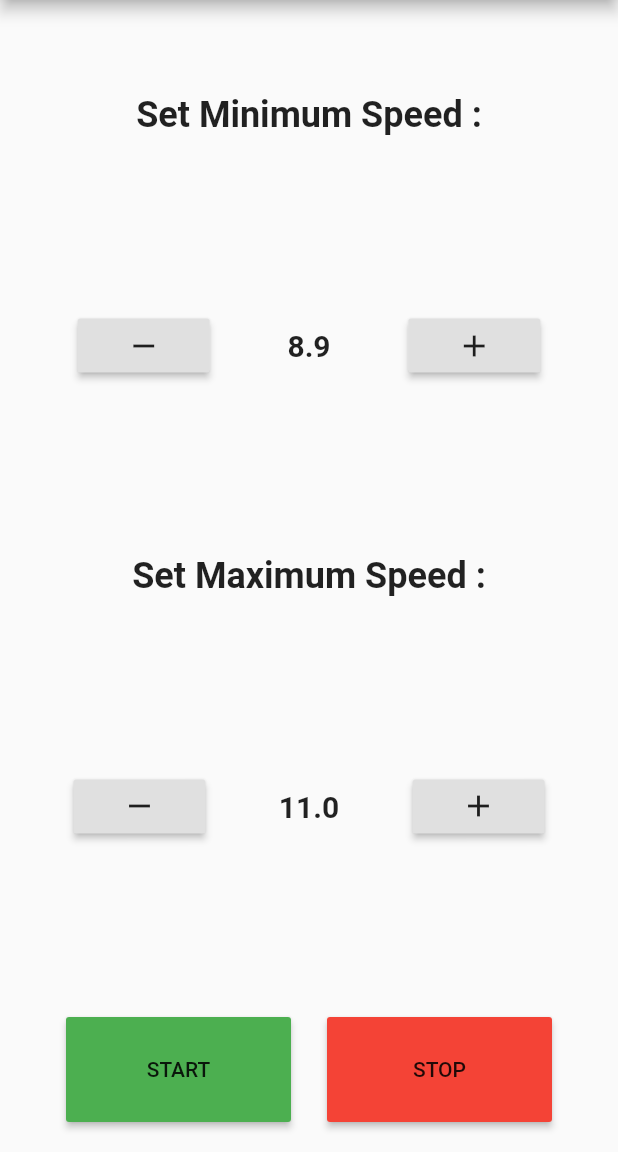
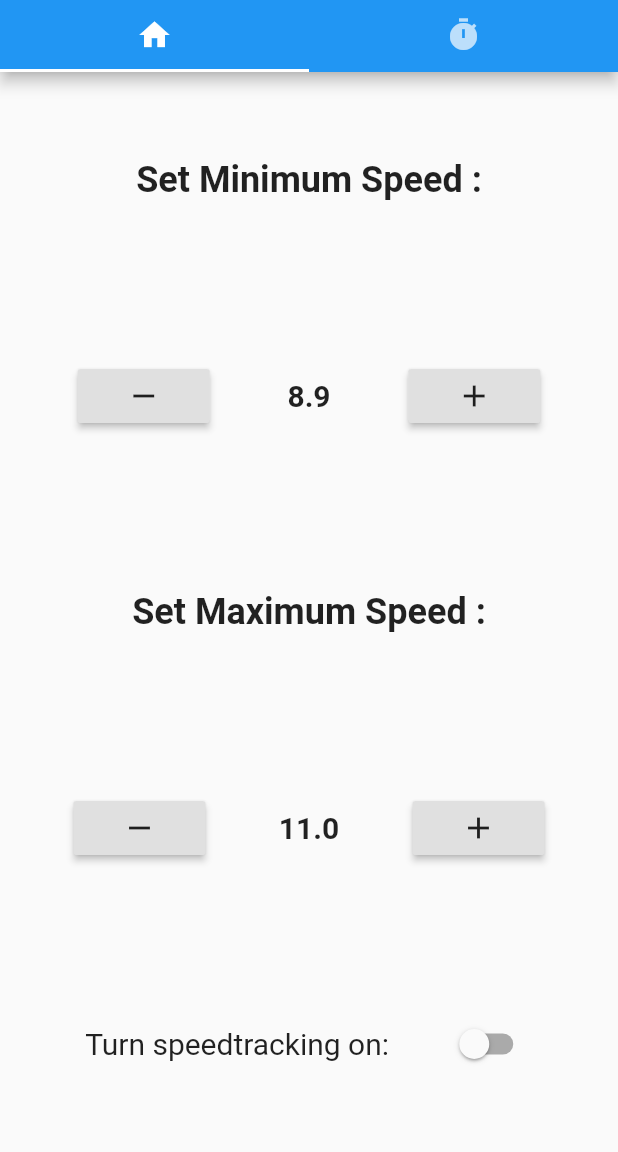
Before and after one commit to Senex001/PaceMaker, a Flutter app: the screen it shows after launch, after a tap on the "remove" icon, on a phone screen of 412 x 824 dp, the part 84-1236 px from its top. Run offline on Flutter 3.47's test engine with Material 2 defaults, Android fonts, the phone set to English and light mode, and no system bars.

Commit message:
Changed Buttons Start and Stop to switch. Added TabBar to show Speed

```diff
--- a/pacemaker/lib/fifth_column.dart
+++ b/pacemaker/lib/fifth_column.dart
@@ -3,33 +3,50 @@ import 'package:flutter/material.dart';
 
 class FifthColumn extends StatefulWidget {
   @override
-  FifthColumnState createState() => FifthColumnState();
+  _FifthColumnState createState() => _FifthColumnState();
 }
 
-class FifthColumnState extends State {
+class _FifthColumnState extends State {
+  bool _tracking = false;
+
   @override
   Widget build(BuildContext context) {
     return new Container(
         padding: EdgeInsets.all(20),
         child: Row(
-      crossAxisAlignment: CrossAxisAlignment.end,
-      mainAxisAlignment: MainAxisAlignment.spaceEvenly,
+          crossAxisAlignment: CrossAxisAlignment.center,
+          mainAxisAlignment: MainAxisAlignment.spaceEvenly,
 
-      children: <Widget>[
-        new StartButton(onPressed: start),
-        new StopButton(onPressed: stop),
-      ],
-    ));
+          children: <Widget>[
+            _buildText(),
+            Switch(value: _tracking, onChanged: trackSpeed)
+          ],
+        ));
   }
 
-  void start() {
-    //todo
+  Widget _buildText() {
+    if (!_tracking) {
+      return new Text(
+        'Turn speedtracking on:',
+        style: TextStyle(fontSize: 20),
+      );
+    } else {
+      return new Text(
+        'Turn speedtracking off:',
+        style: TextStyle(fontSize: 20),
+      );
+    }
   }
-  void stop() {
-    //todo
+
+  void trackSpeed(bool tracker) {
+    setState(() {
+      _tracking = tracker;
+    });
   }
 }
 
+
+/*
 class StartButton extends RaisedButton {
   StartButton({this.onPressed});
 
@@ -66,4 +83,4 @@ class StopButton extends RaisedButton {
 
     ));
   }
-}
+}*/
--- a/pacemaker/lib/first_column.dart
+++ b/pacemaker/lib/first_column.dart
@@ -2,10 +2,10 @@ import 'package:flutter/material.dart';
 
 class FirstColumn extends StatefulWidget {
   @override
-  FirstColumnState createState() => FirstColumnState();
+  _FirstColumnState createState() => _FirstColumnState();
 }
 
-class FirstColumnState extends State {
+class _FirstColumnState extends State {
   @override
   Widget build(BuildContext context) {
     return new Center(
--- a/pacemaker/lib/forth_column.dart
+++ b/pacemaker/lib/forth_column.dart
@@ -3,10 +3,10 @@ import 'package:flutter/material.dart';
 
 class ForthColumn extends StatefulWidget {
   @override
-  ForthColumnState createState() => ForthColumnState();
+  _ForthColumnState createState() => _ForthColumnState();
 }
 
-class ForthColumnState extends State {
+class _ForthColumnState extends State {
   double maximum = 11;
 
   @override
--- a/pacemaker/lib/main.dart
+++ b/pacemaker/lib/main.dart
@@ -14,11 +14,18 @@ class PaceMakerHome extends StatelessWidget {
   // This widget is the root of your application.
   @override
   Widget build(BuildContext context) {
-    return new Scaffold(
+    return new DefaultTabController(
+        length: 2,
+        child: Scaffold(
       appBar: new AppBar(
         title: new Text('Pace Maker'),
+    bottom: TabBar(tabs: [
+      Tab(icon: Icon(Icons.home)),
+      Tab(icon: Icon(Icons.timer)),
+    ]),
       ),
-      body: Center(
+      body: TabBarView(children: <Widget>[
+        new Center(
         child: Column(
           children: <Widget>[
              Expanded(child: FirstColumn()),
@@ -27,8 +34,10 @@ class PaceMakerHome extends StatelessWidget {
              Expanded(child:ForthColumn()),
              Expanded(child: FifthColumn()),
     ],
+    )),
+    new Text('todo')
+    ]
     ),
-    ),
-    );
+    ));
   }
 }
--- a/pacemaker/lib/second_column.dart
+++ b/pacemaker/lib/second_column.dart
@@ -2,10 +2,10 @@ import 'package:flutter/material.dart';
 
 class SecondColumn extends StatefulWidget {
   @override
-  SecondColumnState createState() => SecondColumnState();
+  _SecondColumnState createState() => _SecondColumnState();
 }
 
-class SecondColumnState extends State {
+class _SecondColumnState extends State {
   double minimum = 9;
 
   @override
@@ -14,12 +14,12 @@ class SecondColumnState extends State {
         child : Row(
           mainAxisAlignment: MainAxisAlignment.spaceEvenly,
           children: <Widget>[
-            new DecrementButton(onPressed : decrement),
+            new _DecrementButton(onPressed : decrement),
             new Text(
               minimum.toStringAsFixed(1),
               style: TextStyle(fontSize: 20, fontWeight: FontWeight.bold),
             ),
-            new IncrementButton(onPressed : increment)
+            new _IncrementButton(onPressed : increment)
 
           ],
         ));
@@ -39,8 +39,8 @@ class SecondColumnState extends State {
 
 }
 
-class DecrementButton extends RaisedButton {
-  DecrementButton({this.onPressed});
+class _DecrementButton extends RaisedButton {
+  _DecrementButton({this.onPressed});
 
   final VoidCallback onPressed;
 
@@ -54,8 +54,8 @@ class DecrementButton extends RaisedButton {
   }
 }
 
-class IncrementButton extends RaisedButton {
-  IncrementButton({this.onPressed});
+class _IncrementButton extends RaisedButton {
+  _IncrementButton({this.onPressed});
 
   final VoidCallback onPressed;
 
--- a/pacemaker/lib/third_column.dart
+++ b/pacemaker/lib/third_column.dart
@@ -3,10 +3,10 @@ import 'package:flutter/material.dart';
 
 class ThirdColumn extends StatefulWidget {
   @override
-  ThirdColumnState createState() => ThirdColumnState();
+  _ThirdColumnState createState() => _ThirdColumnState();
 }
 
-class ThirdColumnState extends State {
+class _ThirdColumnState extends State {
   @override
   Widget build(BuildContext context) {
     return new Center(
```
